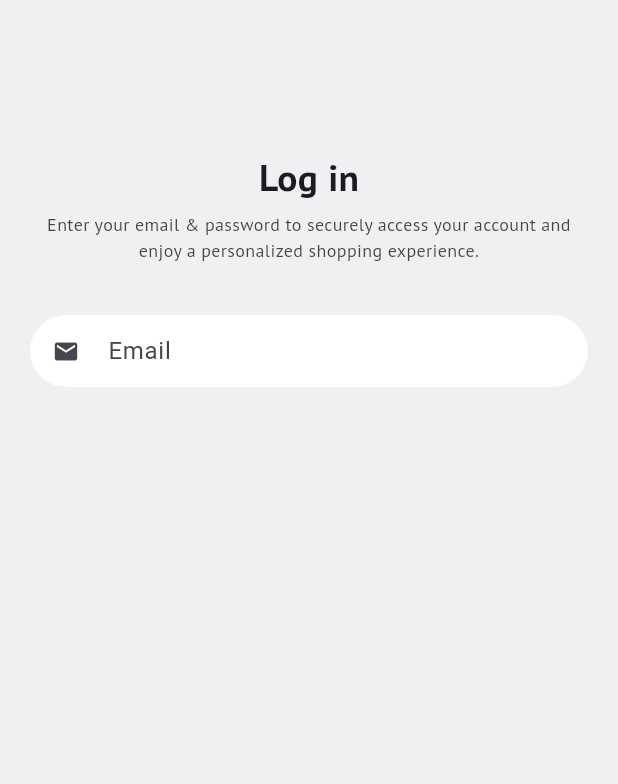
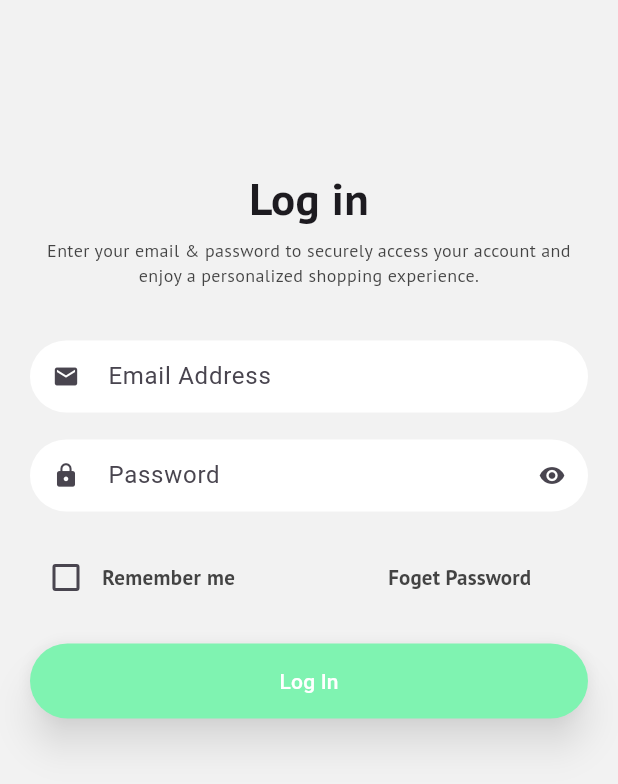
Before and after one commit to HashiniDivyanjanee/ecommerce_app, a Flutter app: the screen it shows after launch, on a phone screen of 412 x 824 dp. Shown: the top 784 px of the screen. Run offline on Flutter 3.47's test engine with Material 3 defaults, Android fonts, the phone set to English and light mode, and no system bars.

Commit message:
sign in page

```diff
--- a/lib/core/constants/colors/app_colors.dart
+++ b/lib/core/constants/colors/app_colors.dart
@@ -1,6 +1,6 @@
 import 'package:flutter/widgets.dart';
 
 class AppColors {
-  static const Color bgColor = Color.fromARGB(255, 238, 240, 241);
+  static const Color bgColor = Color.fromARGB(255, 242, 242, 242);
   static const Color subTitleTextColor = Color.fromARGB(246, 61, 61, 61);
 }
--- a/lib/core/constants/style/text_style.dart
+++ b/lib/core/constants/style/text_style.dart
@@ -5,13 +5,20 @@ import 'package:flutter/widgets.dart';
 class AppTextStyle {
   static TextStyle title = TextStyle(
     fontFamily: AppFont.ptSans,
-    fontSize: 25,
+    fontSize: 30,
     fontWeight: FontWeight.bold,
   );
 
   static TextStyle SubTitle = TextStyle(
     fontFamily: AppFont.ptSans,
     fontSize: 12,
-    color: AppColors.subTitleTextColor
+    color: AppColors.subTitleTextColor,
+  );
+
+  static TextStyle TextButton = TextStyle(
+    fontFamily: AppFont.ptSans,
+    fontSize: 14,
+    fontWeight: FontWeight.bold,
+    color: AppColors.subTitleTextColor,
   );
 }
--- a/lib/features/auth/ui/signIn.dart
+++ b/lib/features/auth/ui/signIn.dart
@@ -1,4 +1,9 @@
+import 'package:ecommerce_app/core/constants/style/text_style.dart';
+import 'package:ecommerce_app/features/auth/widget/button_widget.dart';
+import 'package:ecommerce_app/features/auth/widget/checkbox_widget.dart';
 import 'package:ecommerce_app/features/auth/widget/sub_title.dart';
+import 'package:ecommerce_app/features/auth/widget/text_button_widget.dart';
+import 'package:ecommerce_app/features/auth/widget/text_field_widget.dart';
 import 'package:ecommerce_app/features/auth/widget/title_widget.dart';
 import 'package:flutter/material.dart';
 
@@ -10,7 +15,7 @@ class Signin extends StatelessWidget {
     return Scaffold(
       body: Container(
         child: Padding(
-          padding: const EdgeInsets.only(top: 100, left: 20, right: 20),
+          padding: const EdgeInsets.only(top: 110, left: 20, right: 20),
           child: Column(
             children: [
               TitleWidget(title: 'Log in'),
@@ -20,20 +25,30 @@ class Signin extends StatelessWidget {
                     "Enter your email & password to securely access your account and enjoy a personalized shopping experience.",
               ),
               SizedBox(height: 35),
-              TextField(
-
-                decoration: InputDecoration(
-                  border: OutlineInputBorder(
-                    borderRadius: BorderRadius.circular(25),
-                    borderSide: BorderSide.none,
+              TextFieldWidget(
+                hintText: 'Email Address',
+                prefixIcon: Icon(Icons.email),
+              ),
+              SizedBox(height: 18),
+              TextFieldWidget(
+                hintText: 'Password',
+                prefixIcon: Icon(Icons.lock),
+                suffixIcon: Icon(Icons.remove_red_eye),
+              ),
+              SizedBox(height: 20),
+              Row(
+                children: [
+                  CheckBoxWidget(),
+                  Text('Remember me', style: AppTextStyle.TextButton),
+                  SizedBox(width: 90),
+                  TextButtonWidget(
+                    buttonName: 'Foget Password',
+                    onPressed: () {},
                   ),
-                  hintText: "Email",
-                  prefixIcon: Icon(Icons.email),
-                 filled: true,
-                 fillColor: Colors.white,
-                 isDense: true
-                ),
+                ],
               ),
+              SizedBox(height: 20),
+              ButtonWidget(),
             ],
           ),
         ),
--- /dev/null
+++ b/lib/features/auth/widget/button_widget.dart
@@ -0,0 +1,26 @@
+
+import 'package:flutter/material.dart';
+
+class ButtonWidget extends StatelessWidget {
+  const ButtonWidget({
+    super.key,
+  });
+
+  @override
+  Widget build(BuildContext context) {
+    return ElevatedButton(
+      style: ElevatedButton.styleFrom(
+        backgroundColor: const Color.fromARGB(255, 127, 243, 177),
+        shadowColor: const Color.fromARGB(255, 255, 255, 255),
+        foregroundColor: Colors.white,
+        minimumSize: Size(double.infinity, 50),
+        elevation: 10,
+        shape: RoundedRectangleBorder(
+          borderRadius: BorderRadiusGeometry.circular(25),
+        ),
+      ),
+      onPressed: () {},
+      child: Text('Log In'),
+    );
+  }
+}
--- /dev/null
+++ b/lib/features/auth/widget/checkbox_widget.dart
@@ -0,0 +1,28 @@
+import 'package:flutter/material.dart';
+
+class CheckBoxWidget extends StatefulWidget {
+  const CheckBoxWidget({
+    super.key,
+  });
+
+  @override
+  State<CheckBoxWidget> createState() => _CheckBoxWidgetState();
+}
+
+class _CheckBoxWidgetState extends State<CheckBoxWidget> {
+  bool _isChecked = false;
+
+  @override
+  Widget build(BuildContext context) {
+    return Checkbox(
+      value: _isChecked,
+      onChanged: (bool? value) {
+        setState(() {
+          _isChecked = value ?? false;
+        });
+      },
+
+    );
+
+  }
+}
--- /dev/null
+++ b/lib/features/auth/widget/text_button_widget.dart
@@ -0,0 +1,20 @@
+import 'package:ecommerce_app/core/constants/style/text_style.dart';
+import 'package:flutter/material.dart';
+
+class TextButtonWidget extends StatelessWidget {
+  final String buttonName;
+  final VoidCallback onPressed;
+  const TextButtonWidget({
+    super.key,
+    required this.buttonName,
+    required this.onPressed,
+  });
+
+  @override
+  Widget build(BuildContext context) {
+    return TextButton(
+      onPressed: onPressed,
+      child: Text(buttonName, style: AppTextStyle.TextButton),
+    );
+  }
+}
--- /dev/null
+++ b/lib/features/auth/widget/text_field_widget.dart
@@ -0,0 +1,31 @@
+import 'package:flutter/material.dart';
+
+class TextFieldWidget extends StatelessWidget {
+  final String hintText;
+  final Icon prefixIcon;
+  final Icon? suffixIcon;
+  const TextFieldWidget({
+    super.key,
+    required this.hintText,
+    required this.prefixIcon,
+    this.suffixIcon,
+  });
+
+  @override
+  Widget build(BuildContext context) {
+    return TextField(
+      decoration: InputDecoration(
+        border: OutlineInputBorder(
+          borderRadius: BorderRadius.circular(25),
+          borderSide: BorderSide.none,
+        ),
+        hintText: hintText,
+        prefixIcon: prefixIcon,
+        suffixIcon: suffixIcon,
+        filled: true,
+        fillColor: Colors.white,
+        isDense: true,
+      ),
+    );
+  }
+}
```
